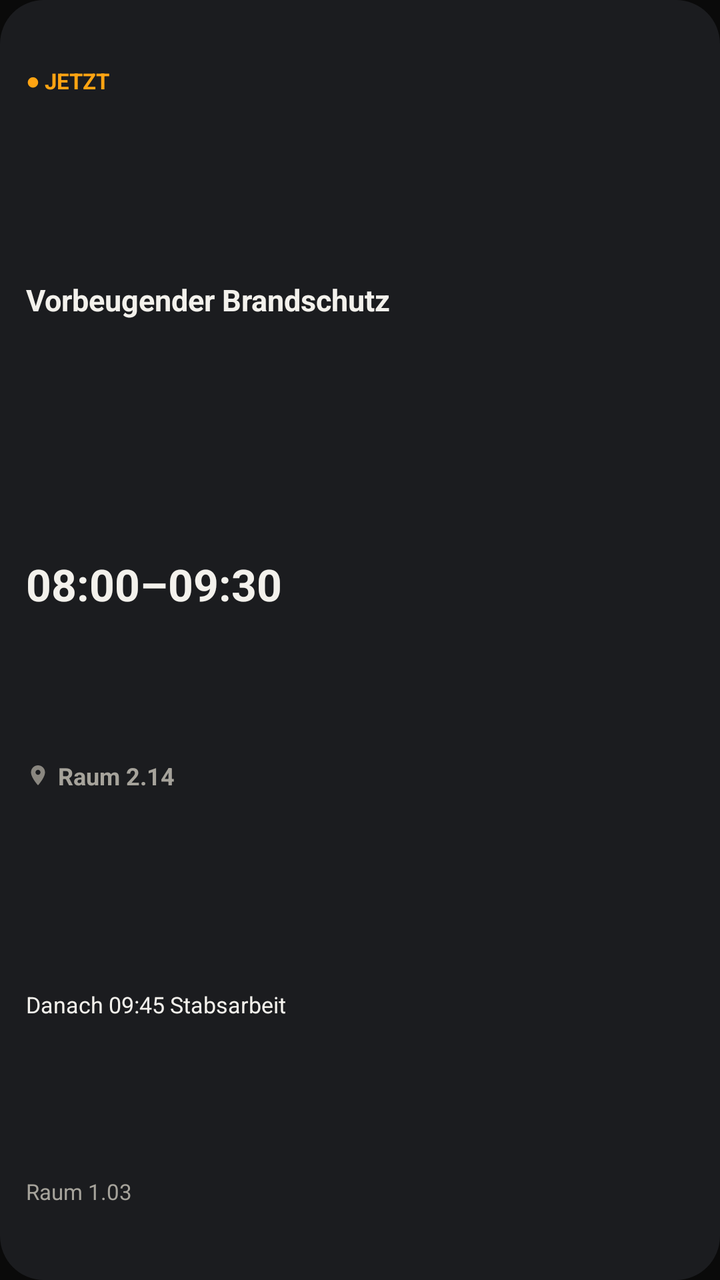
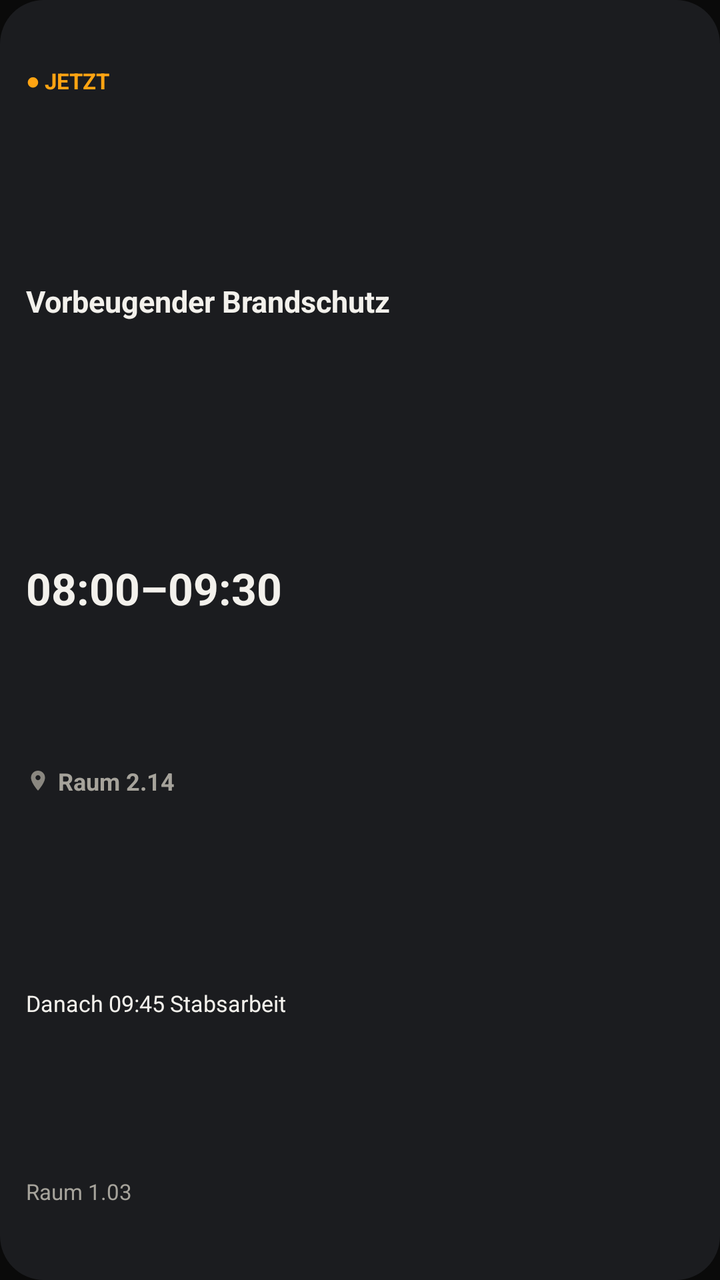

Two renders of the same Android screen: before a commit and after it. Below are the layout's source before the change and the commit's diff.
<!-- AndroidManifest.xml: application theme Theme.BVI -->
<!-- res/layout/widget_next.xml -->
<?xml version="1.0" encoding="utf-8"?>
<FrameLayout xmlns:android="http://schemas.android.com/apk/res/android"
    android:id="@+id/root" android:layout_width="match_parent" android:layout_height="match_parent">
  <ImageView android:id="@+id/bg" android:layout_width="match_parent" android:layout_height="match_parent" android:scaleType="fitXY" android:src="@drawable/w_bg" android:tint="#1B1C1F" android:importantForAccessibility="no"/>
  <LinearLayout android:layout_width="match_parent" android:layout_height="match_parent" android:orientation="vertical" android:padding="13dp">
    <TextView
        android:id="@+id/eyebrow"
        android:layout_width="match_parent"
        android:layout_height="0dp"
        android:layout_weight="1.0"
        android:gravity="center_vertical"
        android:maxLines="1"
        android:ellipsize="end"
        android:text="● JETZT"
        android:textColor="#FFA412"
        android:textStyle="bold"
        android:textSize="11sp"
        android:autoSizeTextType="uniform"
        android:autoSizeMinTextSize="8sp"
        android:autoSizeMaxTextSize="11sp"/>
    <TextView
        android:id="@+id/title"
        android:layout_width="match_parent"
        android:layout_height="0dp"
        android:layout_weight="3.0"
        android:gravity="center_vertical"
        android:maxLines="2"
        android:ellipsize="end"
        android:text="Vorbeugender Brandschutz"
        android:textColor="#F3F1EC"
        android:textStyle="bold"
        android:textSize="15sp"
        android:autoSizeTextType="uniform"
        android:autoSizeMinTextSize="8sp"
        android:autoSizeMaxTextSize="15sp"/>
    <TextView
        android:id="@+id/range"
        android:layout_width="match_parent"
        android:layout_height="0dp"
        android:layout_weight="2.2"
        android:gravity="center_vertical"
        android:maxLines="1"
        android:ellipsize="end"
        android:text="08:00–09:30"
        android:textColor="#F3F1EC"
        android:textStyle="bold"
        android:textSize="22sp"
        android:autoSizeTextType="uniform"
        android:autoSizeMinTextSize="8sp"
        android:autoSizeMaxTextSize="22sp"/>
    <TextView
        android:id="@+id/room"
        android:layout_width="match_parent"
        android:layout_height="0dp"
        android:layout_weight="1.3"
        android:gravity="center_vertical"
        android:maxLines="1"
        android:ellipsize="end"
        android:text="Raum 2.14"
        android:textColor="#A6A39B"
        android:textStyle="bold"
        android:textSize="12sp"
        android:autoSizeTextType="uniform"
        android:autoSizeMinTextSize="8sp"
        android:autoSizeMaxTextSize="12sp"
        android:drawableStart="@drawable/ic_pin"
        android:drawablePadding="4dp"/>
    <ImageView android:id="@+id/bar" android:layout_width="match_parent" android:layout_height="6dp" android:layout_marginTop="5dp" android:layout_marginBottom="6dp" android:scaleType="fitXY" android:importantForAccessibility="no"/>
    <LinearLayout android:id="@+id/after" android:layout_width="match_parent" android:layout_height="0dp" android:layout_weight="3.4" android:orientation="vertical">
    <TextView
        android:id="@+id/afterTitle"
        android:layout_width="match_parent"
        android:layout_height="0dp"
        android:layout_weight="2.0"
        android:gravity="center_vertical"
        android:maxLines="2"
        android:ellipsize="end"
        android:text="Danach 09:45 Stabsarbeit"
        android:textColor="#F3F1EC"
        android:textStyle="normal"
        android:textSize="11.5sp"
        android:autoSizeTextType="uniform"
        android:autoSizeMinTextSize="8sp"
        android:autoSizeMaxTextSize="11.5sp"/>
    <TextView
        android:id="@+id/afterRoom"
        android:layout_width="match_parent"
        android:layout_height="0dp"
        android:layout_weight="1.0"
        android:gravity="center_vertical"
        android:maxLines="1"
        android:ellipsize="end"
        android:text="Raum 1.03"
        android:textColor="#A6A39B"
        android:textStyle="normal"
        android:textSize="11sp"
        android:autoSizeTextType="uniform"
        android:autoSizeMinTextSize="8sp"
        android:autoSizeMaxTextSize="11sp"/>
    </LinearLayout>
  </LinearLayout>
</FrameLayout>
<!-- resources referenced by this layout -->
<resources>
  <!-- drawable ic_pin (drawable) -->
  <?xml version="1.0" encoding="utf-8"?>
  <vector xmlns:android="http://schemas.android.com/apk/res/android"
      android:width="12dp" android:height="12dp" android:viewportWidth="24" android:viewportHeight="24">
      <path android:fillColor="#8A8780"
          android:pathData="M12,2C8.1,2 5,5.1 5,9c0,5.3 7,13 7,13s7,-7.7 7,-13c0,-3.9 -3.1,-7 -7,-7zM12,11.5c-1.4,0 -2.5,-1.1 -2.5,-2.5s1.1,-2.5 2.5,-2.5 2.5,1.1 2.5,2.5 -1.1,2.5 -2.5,2.5z"/>
  </vector>
  <!-- drawable w_bg (drawable) -->
  <?xml version="1.0" encoding="utf-8"?>
  <shape xmlns:android="http://schemas.android.com/apk/res/android" android:shape="rectangle">
      <solid android:color="#FFFFFF"/>
      <corners android:radius="22dp"/>
  </shape>
  <style name="Theme.BVI" parent="Theme.AppCompat.NoActionBar">
          <item name="android:windowBackground">@color/bvi_black</item>
          <item name="android:colorBackground">@color/bvi_black</item>
      </style>
  <color name="bvi_black">#0A0A0A</color>
</resources>

<!-- the commit's change to res/layout/widget_next.xml (unified diff, before → after) -->
@@ -2,7 +2,7 @@
 <FrameLayout xmlns:android="http://schemas.android.com/apk/res/android"
     android:id="@+id/root" android:layout_width="match_parent" android:layout_height="match_parent">
   <ImageView android:id="@+id/bg" android:layout_width="match_parent" android:layout_height="match_parent" android:scaleType="fitXY" android:src="@drawable/w_bg" android:tint="#1B1C1F" android:importantForAccessibility="no"/>
-  <LinearLayout android:layout_width="match_parent" android:layout_height="match_parent" android:orientation="vertical" android:padding="13dp">
+  <LinearLayout android:id="@+id/pad" android:layout_width="match_parent" android:layout_height="match_parent" android:orientation="vertical" android:padding="13dp">
     <TextView
         android:id="@+id/eyebrow"
         android:layout_width="match_parent"
@@ -65,7 +65,7 @@
         android:autoSizeMaxTextSize="12sp"
         android:drawableStart="@drawable/ic_pin"
         android:drawablePadding="4dp"/>
-    <ImageView android:id="@+id/bar" android:layout_width="match_parent" android:layout_height="6dp" android:layout_marginTop="5dp" android:layout_marginBottom="6dp" android:scaleType="fitXY" android:importantForAccessibility="no"/>
+    <ImageView android:id="@+id/bar" android:layout_width="match_parent" android:layout_height="6dp" android:layout_marginTop="3dp" android:layout_marginBottom="4dp" android:scaleType="fitXY" android:importantForAccessibility="no"/>
     <LinearLayout android:id="@+id/after" android:layout_width="match_parent" android:layout_height="0dp" android:layout_weight="3.4" android:orientation="vertical">
     <TextView
         android:id="@+id/afterTitle"
